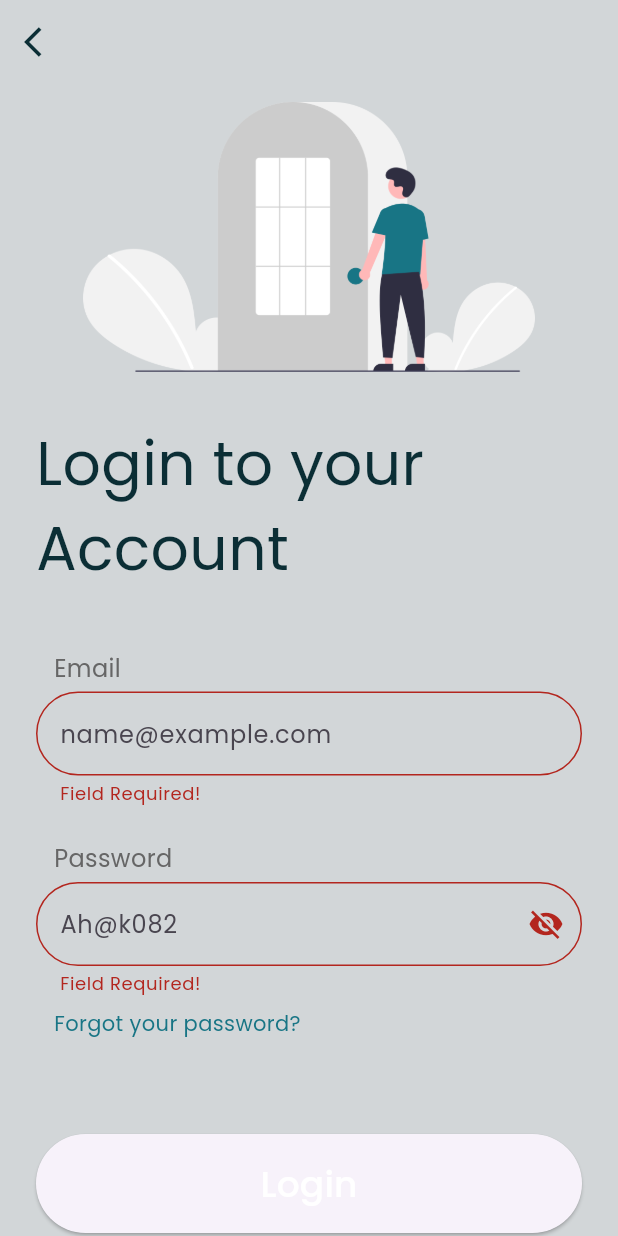
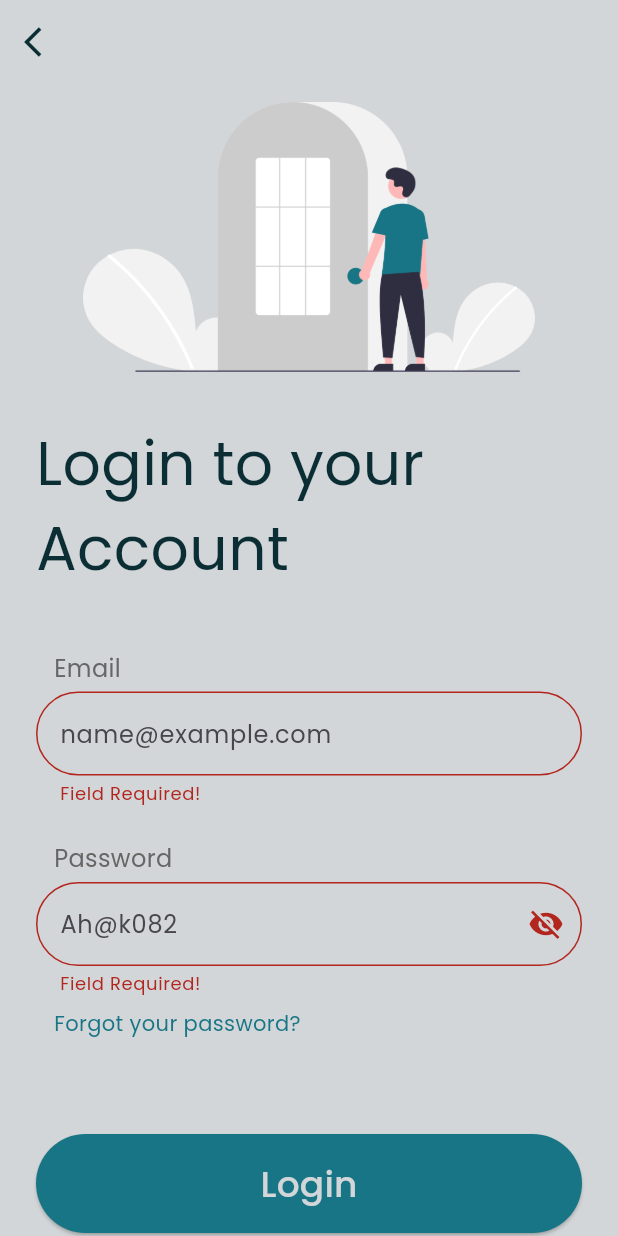
Before and after one commit to RashadGhassan/ToDo-List-Project, a Flutter app: the LoginPage screen opened by its route, after a tap on "Login", on a phone screen of 412 x 824 dp. Run offline on Flutter 3.47's test engine with Material 3 defaults, Android fonts, the phone set to English and light mode, and no system bars; our stand-ins replace firebase_auth, firebase_core, firebase_database; accounts and stored records are empty.

Commit message:
login with firebase authentication

```diff
--- a/lib/screens/login_screen.dart
+++ b/lib/screens/login_screen.dart
@@ -1,3 +1,5 @@
+// ignore_for_file: use_build_context_synchronously, avoid_print
+
 import 'package:flutter/material.dart';
 // import 'package:to_do_list/data/data.dart';
 import 'package:firebase_auth/firebase_auth.dart';
@@ -9,18 +11,18 @@ class LoginPage extends StatelessWidget {
   @override
   Widget build(BuildContext context) {
     return Scaffold(
-      backgroundColor: Color(0xFFD2D6D8),
+      backgroundColor: const Color(0xFFD2D6D8),
       appBar: AppBar(
         elevation: 0,
         backgroundColor: Colors.transparent,
-        iconTheme: IconThemeData(
+        iconTheme: const IconThemeData(
           color: Color(0xff0b2e35),
         ),
         leading: IconButton(
           onPressed: () {
             Navigator.pop(context);
           },
-          icon: Icon(Icons.arrow_back_ios),
+          icon: const Icon(Icons.arrow_back_ios),
         ),
       ),
       body: const LoginForm(),
@@ -48,9 +50,9 @@ class _LoginFormState extends State<LoginForm> {
             height: 12,
           ),
           //svg illus
-          Container(
+          SizedBox(
+            height: 180,
             child: Image.asset("assets/images/login.png"),
-            height: 180,
           ),
           const SizedBox(
             height: 32,
@@ -69,11 +71,11 @@ class _LoginFormState extends State<LoginForm> {
           const SizedBox(
             height: 16,
           ),
-          FormLayout(),
+          const FormLayout(),
           const SizedBox(
             height: 16,
           ),
-          LoginButton(),
+          const LoginButton(),
         ],
       ),
     );
@@ -123,23 +125,9 @@ class _FormLayoutState extends State<FormLayout> {
                   if (!(value.contains('@') && value.contains(".com"))) {
                     return "Invalid Email!";
                   }
-                  // bool flag = true;
-                  // for (int i = 0; i < registeredUsers.length; i++) {
-                  //   if (value != registeredUsers[i].email) {
-                  //     flag = true;
-                  //   } else {
-                  //     flag = false;
-                  //     index = i;
-                  //     break;
-                  //   }
-                  // }
-                  // if (flag) {
-                  //   return "User not registered!";
-                  // }
+                  return null;
                 },
                 decoration: const InputDecoration(
-                  //hintText: "Enter your name", // this goes away when writing
-                  //labelText: "Enter your name", // this goes to the top
                   hintText: "name@example.com",
                   border: OutlineInputBorder(
                     borderRadius: BorderRadius.all(Radius.circular(50)),
@@ -161,7 +149,6 @@ class _FormLayoutState extends State<FormLayout> {
                   style: TextStyle(
                     color: Color(0xff666666),
                     fontSize: 16,
-                    // fontWeight: FontWeight.w600,
                   ),
                 ),
               ),
@@ -171,9 +158,7 @@ class _FormLayoutState extends State<FormLayout> {
                   if (value!.isEmpty) {
                     return "Field Required!";
                   }
-                  // if (value != registeredUsers[index].pass) {
-                  //   return "Incorrrect Password!";
-                  // }
+                  return null;
                 },
                 keyboardType: TextInputType.visiblePassword,
                 obscureText: !_passwordVisible,
@@ -190,8 +175,6 @@ class _FormLayoutState extends State<FormLayout> {
                       });
                     },
                   ),
-                  //hintText: "Enter your name", // this goes away when writing
-                  //labelText: "Enter your name", // this goes to the top
                   hintText: "Ah@k082",
                   border: const OutlineInputBorder(
                     borderRadius: BorderRadius.all(Radius.circular(50)),
@@ -200,10 +183,10 @@ class _FormLayoutState extends State<FormLayout> {
               ),
             ],
           ),
-          Padding(
-            padding: const EdgeInsets.only(top: 8, left: 12),
+          const Padding(
+            padding: EdgeInsets.only(top: 8, left: 12),
             child: Row(
-              children: const [
+              children: [
                 Text(
                   "Forgot your password?",
                   style: TextStyle(
@@ -233,13 +216,14 @@ class _LoginButtonState extends State<LoginButton> {
       padding: const EdgeInsets.all(24.0),
       child: ElevatedButton(
         style: ElevatedButton.styleFrom(
+          backgroundColor: const Color(0xff187585),
           minimumSize: const Size.fromHeight(50),
           shape:
               RoundedRectangleBorder(borderRadius: BorderRadius.circular(50)),
         ),
         onPressed: () {
           if (_formKey.currentState!.validate()) {
-            _handleSignin();
+            _handleSignIn();
           }
         },
         child: const Padding(
@@ -248,7 +232,7 @@ class _LoginButtonState extends State<LoginButton> {
             "Login",
             style: TextStyle(
               fontSize: 24,
-              color: Colors.white,
+              color: Color(0xFFD2D6D8),
               fontWeight: FontWeight.w500,
             ),
           ),
@@ -257,7 +241,7 @@ class _LoginButtonState extends State<LoginButton> {
     );
   }
 
-  Future<void> _handleSignin() async {
+  Future<void> _handleSignIn() async {
     try {
       await Auth().signInWithEmailandPassword(
         email: _controllerEmail.text,
```
